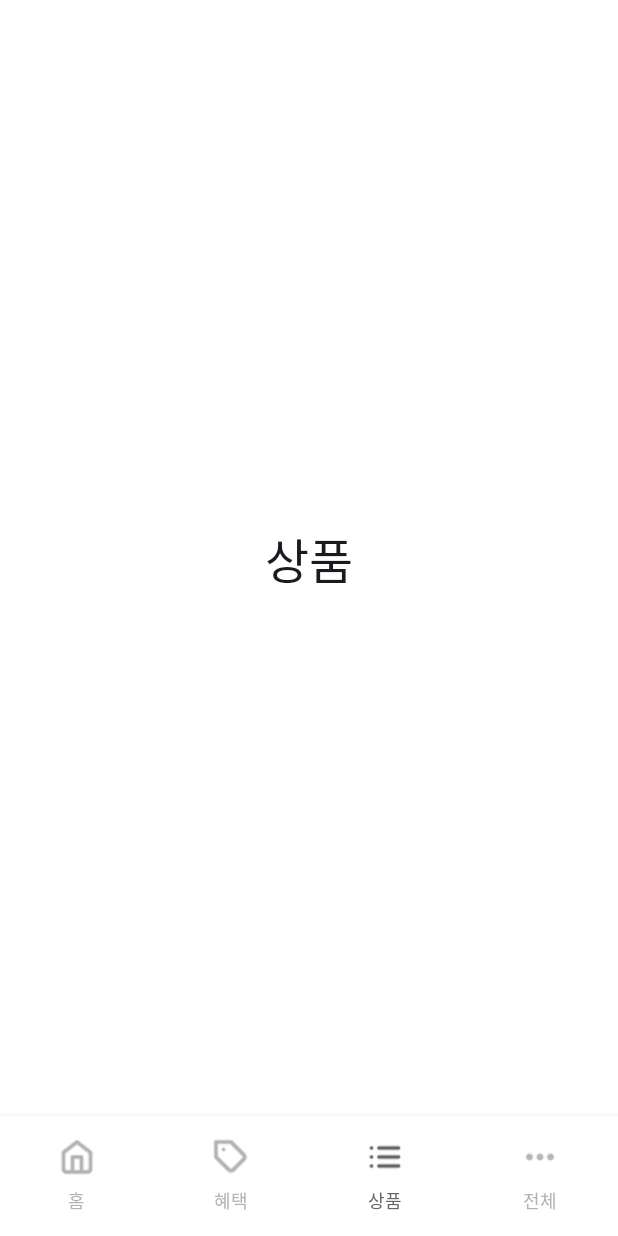
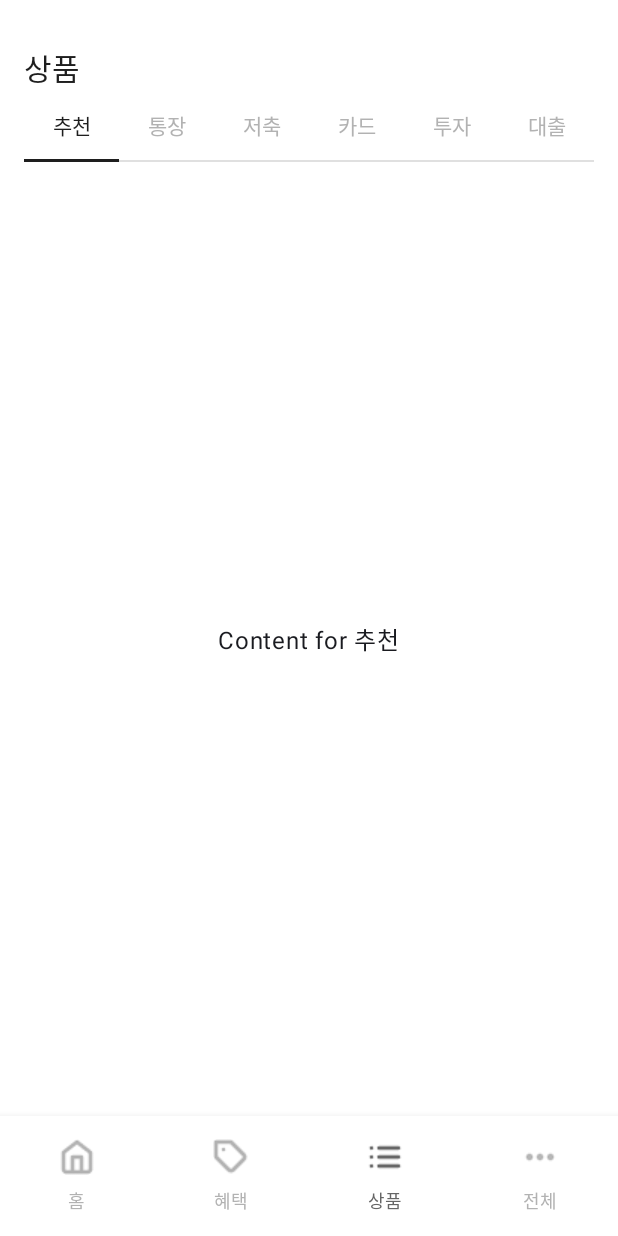
Before and after one commit to GDG-24-25-KAKAOBANK-Android/GDG-Team2, an Android app built with Jetpack Compose: the ListScreen screen opened through its navigation route, on a phone screen of 412 x 824 dp. Run offline under Robolectric (Android 15) with nearby library versions, the phone set to English and light mode, and no system bars; our stand-ins replace accompanist; Roboto replaces fonts that are not available here.

Commit message:
[Feat] TabRow 구현

```diff
--- a/app/build.gradle.kts
+++ b/app/build.gradle.kts
@@ -50,7 +50,8 @@ android {
 }
 
 dependencies {
-
+    implementation("com.google.accompanist:accompanist-pager:0.28.0")
+    implementation("com.google.accompanist:accompanist-pager-indicators:0.28.0")
     implementation("androidx.core:core-splashscreen:1.0.1")
     implementation("androidx.compose.material:material:1.7.0")
     implementation("androidx.navigation:navigation-compose:2.8.0")
--- a/app/src/main/java/com/gdg/kakaobank/presentation/ListScreen.kt
+++ b/app/src/main/java/com/gdg/kakaobank/presentation/ListScreen.kt
@@ -1,24 +1,131 @@
 package com.gdg.kakaobank.presentation
+
 import androidx.compose.foundation.background
 import androidx.compose.foundation.layout.Arrangement
+import androidx.compose.foundation.layout.Box
 import androidx.compose.foundation.layout.Column
+import androidx.compose.foundation.layout.Spacer
+import androidx.compose.foundation.layout.fillMaxSize
+import androidx.compose.foundation.layout.height
+import androidx.compose.foundation.layout.padding
+import androidx.compose.material.Tab
+import androidx.compose.material.TabRow
+import androidx.compose.material.TabRowDefaults
 import androidx.compose.material3.Text
 import androidx.compose.runtime.Composable
+import androidx.compose.runtime.LaunchedEffect
+import androidx.compose.runtime.rememberCoroutineScope
 import androidx.compose.ui.Alignment
 import androidx.compose.ui.Modifier
-import androidx.compose.foundation.layout.fillMaxSize
+import androidx.compose.ui.graphics.Color
+import androidx.compose.ui.tooling.preview.Preview
+import androidx.compose.ui.unit.dp
+import com.gdg.kakaobank.ui.theme.B2_B
+import com.gdg.kakaobank.ui.theme.Black
+import com.gdg.kakaobank.ui.theme.Gray
 import com.gdg.kakaobank.ui.theme.H1_B
+import com.gdg.kakaobank.ui.theme.H5_B
 import com.gdg.kakaobank.ui.theme.White
+import com.google.accompanist.pager.ExperimentalPagerApi
+import com.google.accompanist.pager.HorizontalPager
+import com.google.accompanist.pager.PagerState
+import com.google.accompanist.pager.pagerTabIndicatorOffset
+import com.google.accompanist.pager.rememberPagerState
+import kotlinx.coroutines.launch
 
+@OptIn(ExperimentalPagerApi::class)
 @Composable
 fun ListScreen() {
+    val pages = listOf("추천", "통장", "저축", "카드", "투자", "대출")
+    val pagerState = rememberPagerState()
+
+    LaunchedEffect(Unit) {
+        pagerState.scrollToPage(0)
+    }
+
     Column(
         modifier = Modifier
             .fillMaxSize()
             .background(White),
-        horizontalAlignment = Alignment.CenterHorizontally,
-        verticalArrangement = Arrangement.Center,
+        verticalArrangement = Arrangement.Top
     ) {
-        Text("상품", style = H1_B)
+        ClipTabRow(pages = pages, pagerState = pagerState)
+        ClipHorizontalPager(pages = pages, pagerState = pagerState)
     }
 }
+
+
+@OptIn(ExperimentalPagerApi::class)
+@Composable
+fun ClipTabRow(
+
+    pages: List<String>,
+    pagerState: PagerState
+) {
+    val coroutineScope = rememberCoroutineScope()
+
+    Spacer(modifier = Modifier.height(30.dp))
+    Text(
+        text = "상품",
+        style = H5_B,
+        color = Black,
+        modifier = Modifier.padding(horizontal = 16.dp)
+    )
+
+    TabRow(
+        selectedTabIndex = pagerState.currentPage,
+        backgroundColor = White, // 원하는 배경색 설정
+        indicator = { tabPositions ->
+            TabRowDefaults.Indicator(
+                modifier = Modifier.pagerTabIndicatorOffset(pagerState, tabPositions),
+                color = Black
+            )
+        },
+        modifier = Modifier.padding(horizontal = 16.dp)
+    ) {
+        pages.forEachIndexed { index, text ->
+            Tab(
+                selected = pagerState.currentPage == index,
+                onClick = {
+                    coroutineScope.launch {
+                        pagerState.animateScrollToPage(index)
+                    }
+                },
+                text = { Text(text = text, style= B2_B,
+                        color = if (pagerState.currentPage == index) Black else Gray // 선택 여부에 따라 직접 색상 지정
+                )  },
+                selectedContentColor = Black,
+                unselectedContentColor = Gray
+            )
+        }
+    }
+}
+
+@OptIn(ExperimentalPagerApi::class)
+@Composable
+fun ClipHorizontalPager(
+    pages: List<String>,
+    pagerState: PagerState
+) {
+    HorizontalPager(
+        count = pages.size,
+        state = pagerState
+    ) { index ->
+        Box(modifier = Modifier.fillMaxSize()) {
+            SearchResultTab(page = pages[index])
+        }
+    }
+}
+
+@Composable
+fun SearchResultTab(page: String) {
+    Box(modifier = Modifier.fillMaxSize()) {
+        Text(text = "Content for $page", modifier = Modifier.align(Alignment.Center))
+    }
+}
+
+@Preview(showBackground = true)
+@Composable
+fun ListScreenPreview() {
+    ListScreen()
+}
```
